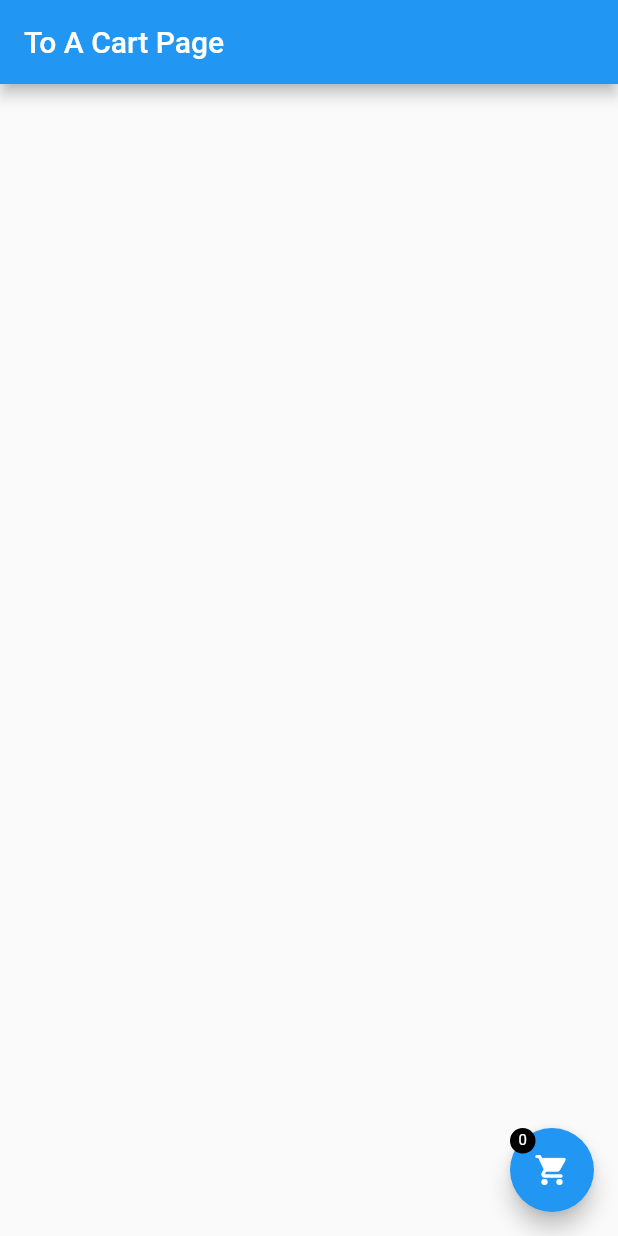
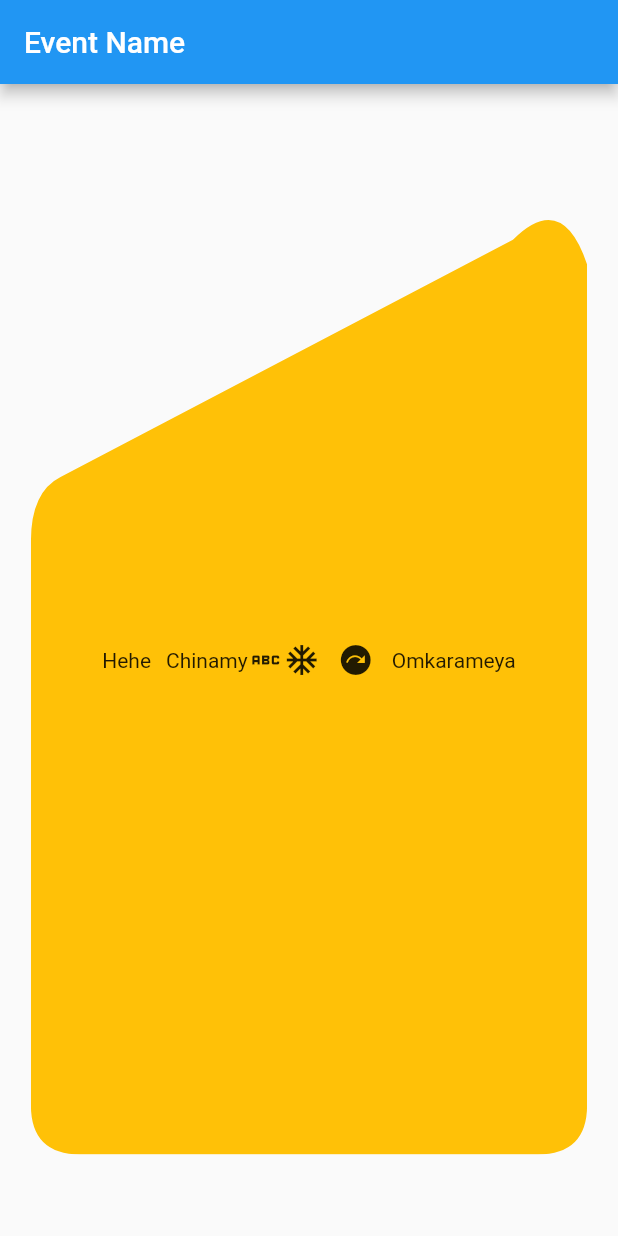
Before and after one commit to FireFeast7/Credenz23, a Flutter app: the screen it shows after launch, on a phone screen of 412 x 824 dp. Run offline on Flutter 3.47's test engine with Material 2 defaults, Android fonts, the phone set to English and light mode, and no system bars; our stand-ins replace get, get_storage, shimmer; missing offline and left inert: animated_card.

Commit message:
Single Event page

```diff
--- a/lib/main.dart
+++ b/lib/main.dart
@@ -4,6 +4,7 @@ import 'package:flutter/material.dart';
 import 'package:flutter_application_1/controllers/Cart_Controller.dart';
 import 'package:flutter_application_1/controllers/stepper_controller.dart';
 import 'package:flutter_application_1/views/events_page.dart';
+import 'package:flutter_application_1/views/single_event.dart';
 import 'package:get/get.dart';
 import 'package:get_storage/get_storage.dart';
 
@@ -21,7 +22,7 @@ class MyApp extends StatelessWidget {
       theme: ThemeData(
         primarySwatch: Colors.blue,
       ),
-      home: MyHomePage(),
+      home: DashBoard(),
     );
   }
 }
--- /dev/null
+++ b/lib/views/single_event.dart
@@ -0,0 +1,89 @@
+import 'package:flutter/src/widgets/framework.dart';
+import 'package:flutter/src/widgets/placeholder.dart';
+import 'package:flutter/material.dart';
+import 'package:flutter_application_1/views/events_page.dart';
+import 'package:get/get.dart';
+
+class DashBoard extends StatefulWidget {
+  const DashBoard({super.key});
+
+  @override
+  State<DashBoard> createState() => _DashBoardState();
+}
+
+class _DashBoardState extends State<DashBoard> {
+  @override
+  Widget build(BuildContext context) {
+    return Scaffold(
+      appBar: AppBar(
+        title: Text('Event Name'),
+      ),
+      body: Center(
+        child: ClipPath(
+          clipper: BackgroundClipper(),
+          child: Container(
+            height: MediaQuery.of(context).size.height * 0.8,
+            width: MediaQuery.of(context).size.width * 0.9,
+            decoration: BoxDecoration(
+              color: Colors.amber,
+            ),
+            child: Center(
+              child: Row(
+                mainAxisAlignment: MainAxisAlignment.center,
+                children: [
+                  Text('Hehe'),
+                  SizedBox(
+                    width: 10,
+                  ),
+                  Text('Chinamy'),
+                  Icon(Icons.abc_outlined),
+                  Icon(Icons.ac_unit_sharp),
+                  IconButton(
+                    onPressed: () {
+                      Get.to(() => EventsList());
+                    },
+                    icon: Icon(Icons.next_plan),
+                  ),
+                  Text('Omkar'),
+                  Text('ameya')
+                ],
+              ),
+            ),
+          ),
+        ),
+      ),
+    );
+  }
+}
+
+class BackgroundClipper extends CustomClipper<Path> {
+  @override
+  Path getClip(Size size) {
+    var roundnessFactor = size.height * 0.05;
+
+    var path = Path();
+
+    path.moveTo(0, size.height * 0.33);
+    path.lineTo(0, size.height - roundnessFactor);
+    path.quadraticBezierTo(0, size.height, roundnessFactor, size.height);
+    path.lineTo(size.width - roundnessFactor, size.height);
+    path.quadraticBezierTo(
+        size.width, size.height, size.width, size.height - roundnessFactor);
+    path.lineTo(size.width, roundnessFactor * 2);
+    path.quadraticBezierTo(
+        size.width - roundnessFactor * 0.5,
+        roundnessFactor * 0.5,
+        size.width - roundnessFactor * 1.5,
+        roundnessFactor * 1.5);
+    path.lineTo(
+        roundnessFactor * 0.6, size.height * 0.33 - roundnessFactor * 0.3);
+    path.quadraticBezierTo(
+        0, size.height * 0.33, 0, size.height * 0.33 + roundnessFactor);
+    return path;
+  }
+
+  @override
+  bool shouldReclip(covariant CustomClipper<Path> oldClipper) {
+    return true;
+  }
+}
```
Also changed, not shown: lib/views/cartproducts.dart (line endings or trailing spaces).
